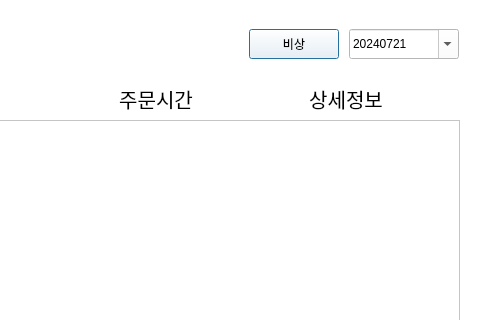
Before: the Qt Designer form gui/odw/odw.ui in addinedu-ros-5th/ros-repo-3, drawn with Qt 5; both pictures show x 160 to 640 and y 0 to 320 of the 640 by 960 pixel window.
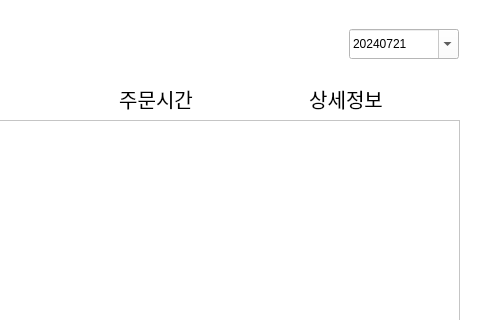
After: the same form once the commit is applied. The open tabs and pages were chosen to show the change. Icons and pictures are not drawn.

Commit message: fix: emergency button deleted

Diff of the .ui file:
```diff
--- a/gui/odw/odw.ui
+++ b/gui/odw/odw.ui
@@ -65,19 +65,6 @@
       <set>Qt::AlignCenter</set>
      </property>
     </widget>
-    <widget class="QPushButton" name="emergency_btn">
-     <property name="geometry">
-      <rect>
-       <x>400</x>
-       <y>20</y>
-       <width>90</width>
-       <height>30</height>
-      </rect>
-     </property>
-     <property name="text">
-      <string>비상</string>
-     </property>
-    </widget>
     <widget class="QScrollArea" name="scrollArea">
      <property name="geometry">
       <rect>
```
Left out of the diff: 2 changed lines with no effect on the pictures.
